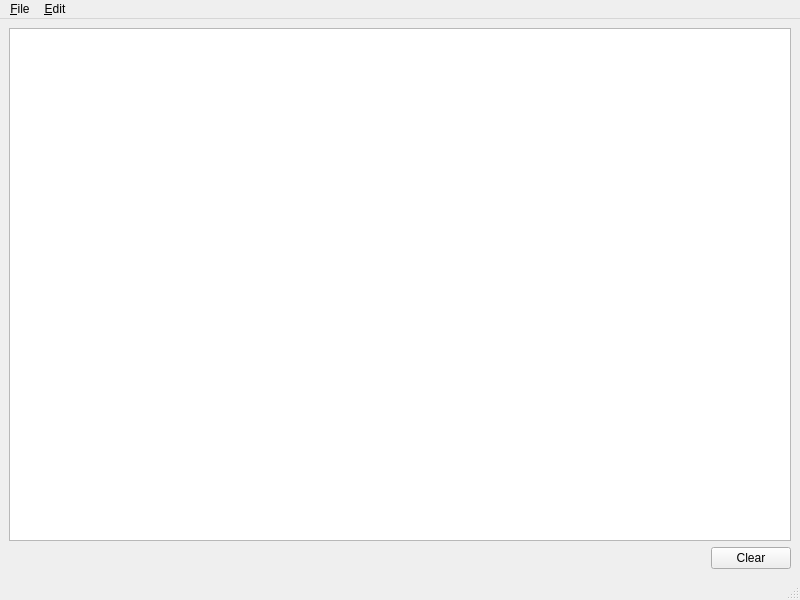
First picture: the form in UI/logviewer.ui, repository xloem/spot-on-svn, before the edit.
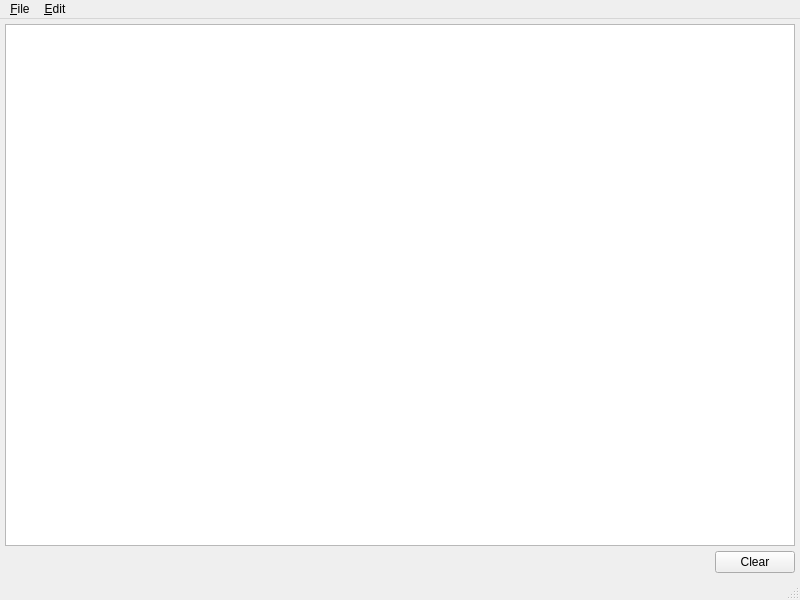
Second picture: the form after the edit. Icons and pictures are not drawn.

Patch:
```diff
--- a/UI/logviewer.ui
+++ b/UI/logviewer.ui
@@ -19,6 +19,12 @@
   </property>
   <widget class="QWidget" name="centralwidget">
    <layout class="QVBoxLayout" name="verticalLayout">
+    <property name="spacing">
+     <number>5</number>
+    </property>
+    <property name="margin">
+     <number>5</number>
+    </property>
     <item>
      <widget class="QTextBrowser" name="log">
       <property name="tabChangesFocus">
@@ -34,6 +40,9 @@
     </item>
     <item>
      <layout class="QHBoxLayout" name="horizontalLayout">
+      <property name="spacing">
+       <number>5</number>
+      </property>
       <item>
        <spacer name="horizontalSpacer">
         <property name="orientation">
```
